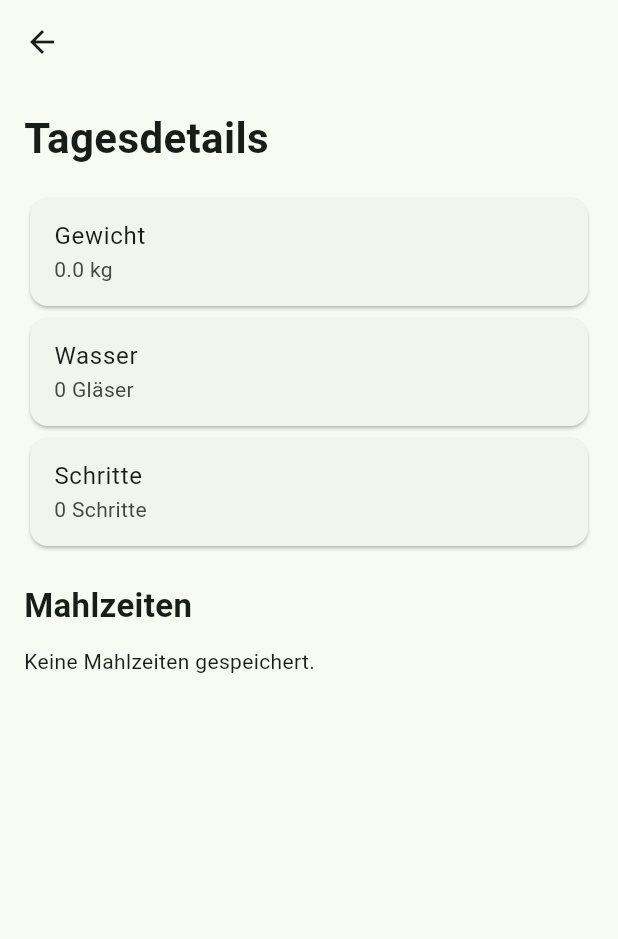
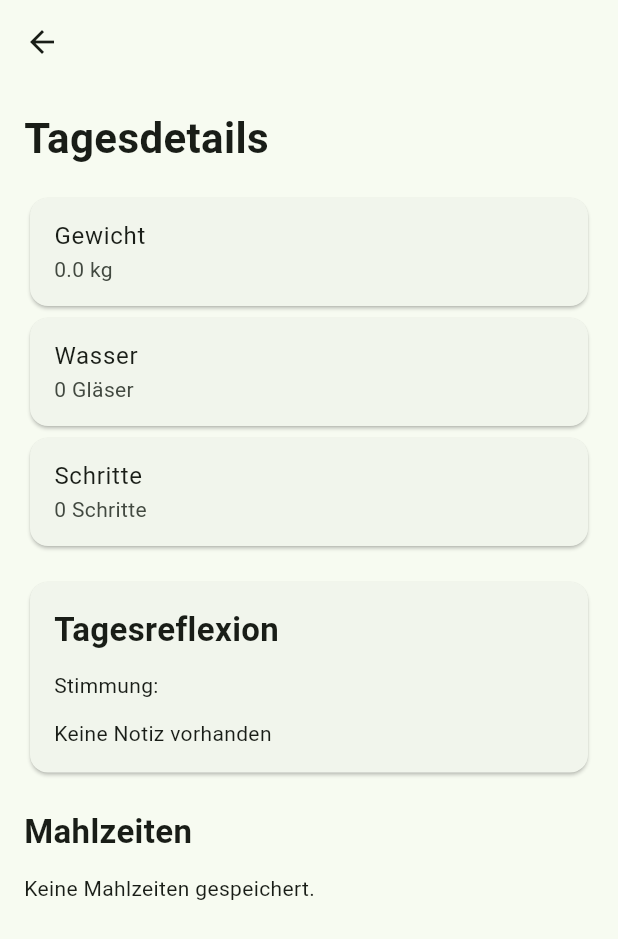
Before and after one commit to AveenAl-Hadad/mein_coach, a Flutter app: the TagDetailSeite screen opened directly with empty values, on a phone screen of 412 x 824 dp. Shown: the top 939 px of the screen. Run offline on Flutter 3.47's test engine with Material 3 defaults, Android fonts, the phone set to English and light mode, and no system bars; our stand-ins replace fl_chart, share_plus, shared_preferences; accounts and stored records are empty.

Commit message:
Feature: Tagesreflexion in Historie angezeigt

```diff
--- a/lib/seiten/tag_detail_seite.dart
+++ b/lib/seiten/tag_detail_seite.dart
@@ -46,7 +46,32 @@ class TagDetailSeite extends StatelessWidget {
           titel: AppTexte.schritte,
           wert: '${tag.schritte} Schritte',
         ),
+        AppStyle.abstandMittel,
 
+        Card(
+          child: Padding(
+            padding: AppStyle.standardPadding,
+            child: Column(
+              crossAxisAlignment: CrossAxisAlignment.start,
+              children: [
+                const Text(
+                  'Tagesreflexion',
+                  style: AppStyle.titelMittel,
+                ),
+
+                AppStyle.abstandKlein,
+
+                Text('Stimmung: ${tag.stimmung}'),
+
+                AppStyle.abstandKlein,
+
+                Text(
+                  tag.notiz.isEmpty ? 'Keine Notiz vorhanden' : tag.notiz,
+                ),
+              ],
+            ),
+          ),
+        ),
           AppStyle.abstandGross,
 
           const Text(
```
